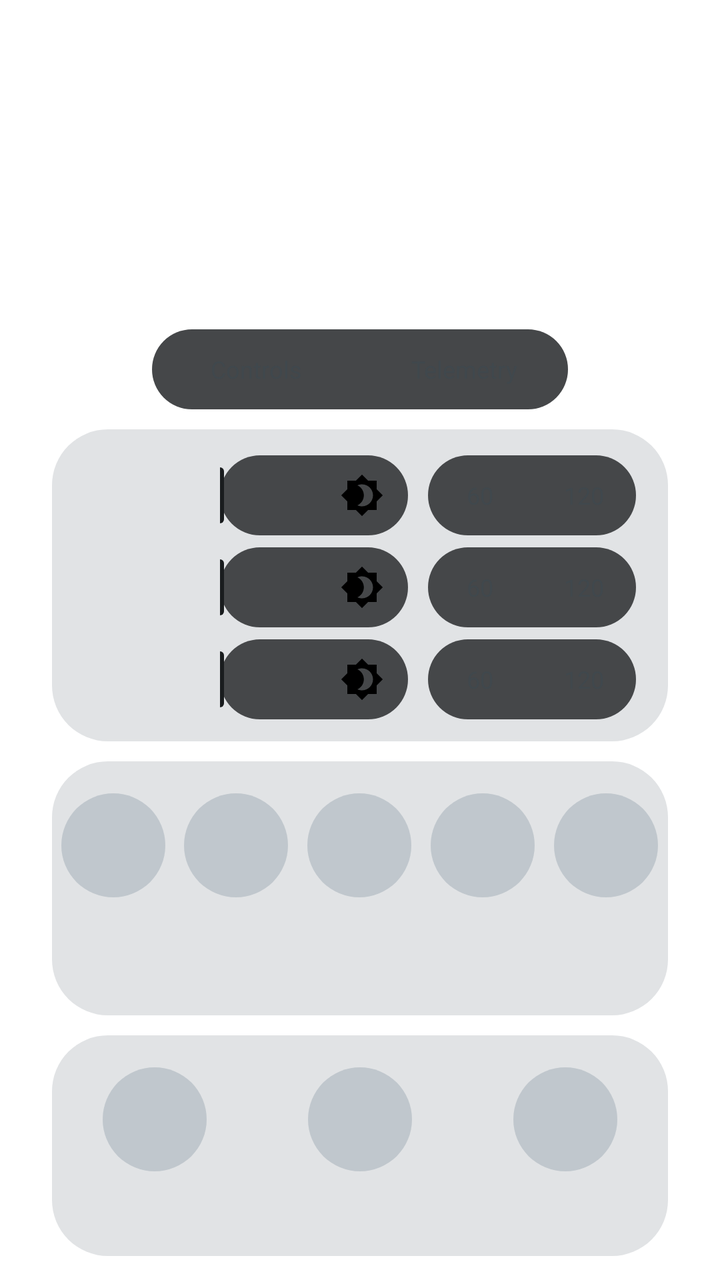
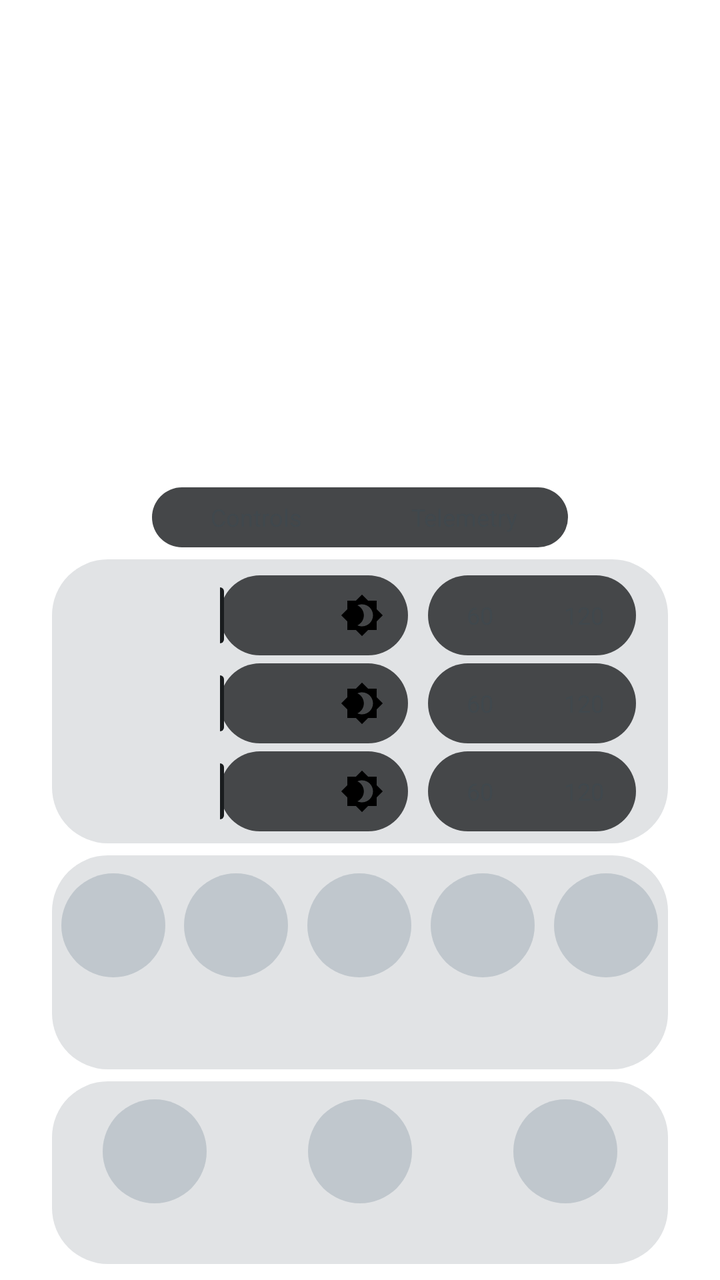

Screens rendered from an Android XML layout before and after an edit, with the pre-edit source and the edit as a unified diff.
<!-- AndroidManifest.xml: activity theme PanelTheme -->
<!-- res/layout/panel.xml -->
<?xml version="1.0" encoding="utf-8"?>
<FrameLayout xmlns:android="http://schemas.android.com/apk/res/android"
    android:layout_width="match_parent"
    android:layout_height="match_parent">

    <LinearLayout
        android:id="@+id/panel_root"
        android:layout_width="match_parent"
        android:layout_height="wrap_content"
        android:layout_gravity="bottom"
        android:layout_marginStart="26dp"
        android:layout_marginEnd="26dp"
        android:layout_marginBottom="12dp"
        android:orientation="vertical">

        
        <LinearLayout
            android:id="@+id/tab_strip"
            android:layout_width="wrap_content"
            android:layout_height="40dp"
            android:layout_gravity="center_horizontal"
            android:layout_marginBottom="10dp"
            android:orientation="horizontal"
            android:background="@drawable/hz_group">

            <TextView
                android:id="@+id/tab_controls"
                android:layout_width="wrap_content"
                android:layout_height="match_parent"
                android:gravity="center"
                android:minWidth="104dp"
                android:paddingStart="8dp"
                android:paddingEnd="8dp"
                android:background="@drawable/hz_seg"
                android:textColor="@color/hz_text"
                android:textSize="12sp"
                android:clickable="true"
                android:focusable="true"
                android:text="@string/tab_controls" />

            <TextView
                android:id="@+id/tab_telemetry"
                android:layout_width="wrap_content"
                android:layout_height="match_parent"
                android:gravity="center"
                android:minWidth="104dp"
                android:paddingStart="8dp"
                android:paddingEnd="8dp"
                android:background="@drawable/hz_seg"
                android:textColor="@color/hz_text"
                android:textSize="12sp"
                android:clickable="true"
                android:focusable="true"
                android:text="@string/tab_telemetry" />
        </LinearLayout>

        <LinearLayout
            android:id="@+id/card_bright"
            android:layout_width="match_parent"
            android:layout_height="wrap_content"
            android:background="@drawable/panel_card"
            android:orientation="vertical"
            android:paddingTop="10dp"
            android:paddingBottom="8dp">


            <include layout="@layout/brightness_row" android:id="@+id/bright_top" />
            <include layout="@layout/brightness_row" android:id="@+id/bright_bottom" />
            <include layout="@layout/brightness_row" android:id="@+id/row_volume" />
        </LinearLayout>

        <LinearLayout
            android:id="@+id/card_quick"
            android:layout_width="match_parent"
            android:layout_height="wrap_content"
            android:layout_marginTop="10dp"
            android:background="@drawable/panel_card"
            android:orientation="vertical"
            android:paddingTop="10dp"
            android:paddingBottom="12dp">


            <LinearLayout
                android:layout_width="match_parent"
                android:layout_height="wrap_content"
                android:orientation="horizontal"
                android:baselineAligned="false">

                <include layout="@layout/quick_item" android:id="@+id/quick_fan" />
                <include layout="@layout/quick_item" android:id="@+id/quick_stick" />
                <include layout="@layout/quick_item" android:id="@+id/quick_move" />
                <include layout="@layout/quick_item" android:id="@+id/quick_clean" />
                <include layout="@layout/quick_item" android:id="@+id/quick_haptics" />
            </LinearLayout>
        </LinearLayout>

        
        <LinearLayout
            android:id="@+id/card_telemetry"
            android:layout_width="match_parent"
            android:layout_height="wrap_content"
            android:background="@drawable/panel_card"
            android:orientation="vertical"
            android:visibility="gone">

            <include layout="@layout/telemetry_card" android:id="@+id/telemetry_body" />
        </LinearLayout>

        <LinearLayout
            android:id="@+id/card"
            android:layout_width="match_parent"
            android:layout_height="wrap_content"
            android:layout_marginTop="10dp"
            android:background="@drawable/panel_card"
            android:orientation="vertical"
            android:paddingTop="10dp"
            android:paddingBottom="12dp">


            <LinearLayout
                android:layout_width="match_parent"
                android:layout_height="wrap_content"
                android:orientation="horizontal"
                android:baselineAligned="false">

                <include layout="@layout/mode_item" android:id="@+id/mode_dual" />
                <include layout="@layout/mode_item" android:id="@+id/mode_top" />
                <include layout="@layout/mode_item" android:id="@+id/mode_bottom" />
            </LinearLayout>
        </LinearLayout>

    </LinearLayout>
</FrameLayout>
<!-- res/layout/brightness_row.xml (included above) -->
<?xml version="1.0" encoding="utf-8"?>
<LinearLayout xmlns:android="http://schemas.android.com/apk/res/android"
    android:layout_width="match_parent"
    android:layout_height="wrap_content"
    android:orientation="horizontal"
    android:gravity="center_vertical"
    android:paddingStart="16dp"
    android:paddingEnd="16dp"
    android:paddingTop="3dp"
    android:paddingBottom="3dp">

    <TextView
        android:id="@+id/bright_label"
        android:layout_width="wrap_content"
        android:layout_height="wrap_content"
        android:minWidth="58dp"
        android:textColor="@color/panel_on_surface_dim"
        android:textSize="12sp" />

    <FrameLayout
        android:layout_width="0dp"
        android:layout_height="wrap_content"
        android:layout_weight="1"
        android:layout_marginStart="10dp">

        <SeekBar
            android:id="@+id/bright_bar"
            android:layout_width="match_parent"
            android:layout_height="40dp"
            android:minHeight="40dp"
            android:maxHeight="40dp"
            android:progressDrawable="@drawable/bright_track"
            android:thumb="@drawable/bright_thumb"
            android:splitTrack="false"
            android:paddingStart="0dp"
            android:paddingEnd="0dp"
            android:thumbOffset="2dp"
            android:max="100" />

        <ImageView
            android:id="@+id/bright_icon"
            android:layout_width="22dp"
            android:layout_height="22dp"
            android:layout_gravity="end|center_vertical"
            android:layout_marginEnd="12dp"
            android:src="@drawable/ic_brightness"
            android:contentDescription="@null" />
    </FrameLayout>

    
    <LinearLayout
        android:id="@+id/hz_group"
        android:layout_width="wrap_content"
        android:layout_height="40dp"
        android:layout_marginStart="10dp"
        android:orientation="horizontal"
        android:background="@drawable/hz_group">

        <TextView
            android:id="@+id/hz_low"
            android:layout_width="wrap_content"
            android:layout_height="match_parent"
            android:gravity="center"
            android:minWidth="52dp"
            android:paddingStart="4dp"
            android:paddingEnd="4dp"
            android:background="@drawable/hz_seg"
            android:textColor="@color/hz_text"
            android:textSize="12sp"
            android:clickable="true"
            android:focusable="true"
            android:text="@string/hz_low" />

        <TextView
            android:id="@+id/hz_high"
            android:layout_width="wrap_content"
            android:layout_height="match_parent"
            android:gravity="center"
            android:minWidth="52dp"
            android:paddingStart="4dp"
            android:paddingEnd="4dp"
            android:background="@drawable/hz_seg"
            android:textColor="@color/hz_text"
            android:textSize="12sp"
            android:clickable="true"
            android:focusable="true"
            android:text="@string/hz_high" />
    </LinearLayout>
</LinearLayout>
<!-- res/layout/quick_item.xml (included above) -->
<?xml version="1.0" encoding="utf-8"?>
<LinearLayout xmlns:android="http://schemas.android.com/apk/res/android"
    android:layout_width="0dp"
    android:layout_height="wrap_content"
    android:layout_weight="1"
    android:orientation="vertical"
    android:gravity="center_horizontal"
    android:clickable="true"
    android:focusable="true"
    android:paddingTop="6dp"
    android:paddingBottom="6dp"
    android:background="?android:attr/selectableItemBackgroundBorderless">

    <ImageView
        android:id="@+id/icon"
        android:layout_width="52dp"
        android:layout_height="52dp"
        android:background="@drawable/mode_circle"
        android:padding="13dp"
        android:tint="@color/mode_icon_tint"
        android:contentDescription="@null" />

    <TextView
        android:id="@+id/label"
        android:layout_width="wrap_content"
        android:layout_height="wrap_content"
        android:layout_marginTop="8dp"
        android:gravity="center"
        android:maxLines="1"
        android:textColor="@color/panel_on_surface"
        android:textSize="12sp" />

    <TextView
        android:id="@+id/state"
        android:layout_width="wrap_content"
        android:layout_height="wrap_content"
        android:layout_marginTop="2dp"
        android:gravity="center"
        android:maxLines="1"
        android:textColor="@color/panel_on_surface_dim"
        android:textSize="11sp" />
</LinearLayout>
<!-- res/layout/telemetry_card.xml (included above) -->
<?xml version="1.0" encoding="utf-8"?>
<LinearLayout xmlns:android="http://schemas.android.com/apk/res/android"
    android:layout_width="match_parent"
    android:layout_height="wrap_content"
    android:orientation="vertical"
    android:paddingTop="6dp"
    android:paddingBottom="8dp">

    <LinearLayout
        android:layout_width="match_parent"
        android:layout_height="wrap_content"
        android:orientation="horizontal"
        android:baselineAligned="false">

        <LinearLayout
            android:id="@+id/gauge_col_left"
            android:layout_width="0dp"
            android:layout_height="wrap_content"
            android:layout_weight="1"
            android:orientation="vertical" />

        <LinearLayout
            android:id="@+id/gauge_col_right"
            android:layout_width="0dp"
            android:layout_height="wrap_content"
            android:layout_weight="1"
            android:orientation="vertical" />
    </LinearLayout>

    
    <TextView
        android:id="@+id/gauge_empty"
        android:layout_width="match_parent"
        android:layout_height="wrap_content"
        android:gravity="center"
        android:paddingTop="12dp"
        android:paddingBottom="12dp"
        android:textColor="@color/panel_on_surface_dim"
        android:textSize="12sp"
        android:visibility="gone"
        android:text="@string/telemetry_none" />
</LinearLayout>
<!-- res/layout/mode_item.xml (included above) -->
<?xml version="1.0" encoding="utf-8"?>
<LinearLayout xmlns:android="http://schemas.android.com/apk/res/android"
    android:layout_width="0dp"
    android:layout_height="wrap_content"
    android:layout_weight="1"
    android:orientation="vertical"
    android:gravity="center_horizontal"
    android:clickable="true"
    android:focusable="true"
    android:paddingTop="6dp"
    android:paddingBottom="6dp"
    android:background="?android:attr/selectableItemBackgroundBorderless">

    <ImageView
        android:id="@+id/icon"
        android:layout_width="52dp"
        android:layout_height="52dp"
        android:background="@drawable/mode_circle"
        android:padding="13dp"
        android:tint="@color/mode_icon_tint"
        android:contentDescription="@null" />

    <TextView
        android:id="@+id/label"
        android:layout_width="wrap_content"
        android:layout_height="wrap_content"
        android:layout_marginTop="8dp"
        android:gravity="center"
        android:maxLines="2"
        android:textColor="@color/panel_on_surface"
        android:textSize="12sp" />
</LinearLayout>
<!-- resources referenced by this layout -->
<resources>
  <color name="panel_on_surface">@android:color/system_neutral1_900</color>
  <color name="panel_on_surface_dim">@android:color/system_neutral2_700</color>
  <!-- drawable bright_thumb (drawable) -->
  <?xml version="1.0" encoding="utf-8"?>
  <shape xmlns:android="http://schemas.android.com/apk/res/android"
      android:shape="rectangle">
      <solid android:color="@color/bright_thumb" />
      <corners android:radius="2dp" />
      <size android:width="4dp" android:height="28dp" />
  </shape>
  <!-- drawable bright_track (drawable) -->
  <?xml version="1.0" encoding="utf-8"?>
  <layer-list xmlns:android="http://schemas.android.com/apk/res/android">
      <item android:id="@android:id/background">
          <shape android:shape="rectangle">
              <solid android:color="@color/bright_track_bg" />
              <corners android:radius="20dp" />
          </shape>
      </item>
      <item android:id="@android:id/progress">
          <clip>
              <shape android:shape="rectangle">
                  <solid android:color="@color/bright_track_fill" />
                  <corners android:radius="20dp" />
              </shape>
          </clip>
      </item>
  </layer-list>
  <!-- drawable hz_group (drawable) -->
  <?xml version="1.0" encoding="utf-8"?>
  <shape xmlns:android="http://schemas.android.com/apk/res/android" android:shape="rectangle">
      <solid android:color="@color/bright_track_bg" />
      <corners android:radius="20dp" />
  </shape>
  <!-- drawable hz_seg (drawable) -->
  <?xml version="1.0" encoding="utf-8"?>
  <selector xmlns:android="http://schemas.android.com/apk/res/android">
      <item android:state_selected="true">
          <shape android:shape="rectangle">
              <solid android:color="@color/bright_track_fill" />
              <corners android:radius="20dp" />
          </shape>
      </item>
      <item><shape android:shape="rectangle"><solid android:color="@android:color/transparent" /></shape></item>
  </selector>
  <!-- drawable ic_brightness (drawable) -->
  <?xml version="1.0" encoding="utf-8"?>
  <vector xmlns:android="http://schemas.android.com/apk/res/android"
      android:width="22dp" android:height="22dp"
      android:viewportWidth="24" android:viewportHeight="24">
      <path android:fillColor="#FF000000"
          android:pathData="M20,8.69V4h-4.69L12,0.69L8.69,4H4v4.69L0.69,12L4,15.31V20h4.69L12,23.31L15.31,20H20v-4.69L23.31,12L20,8.69zM12,18c-0.89,0 -1.74,-0.2 -2.5,-0.55C11.56,16.5 13,14.42 13,12s-1.44,-4.5 -3.5,-5.45C10.26,6.2 11.11,6 12,6c3.31,0 6,2.69 6,6S15.31,18 12,18z" />
  </vector>
  <!-- drawable mode_circle (drawable) -->
  <?xml version="1.0" encoding="utf-8"?>
  <selector xmlns:android="http://schemas.android.com/apk/res/android">
      <item android:state_selected="true">
          <shape android:shape="oval">
              <solid android:color="@color/panel_selected" />
          </shape>
      </item>
      <item>
          <shape android:shape="oval">
              <solid android:color="@color/panel_unselected" />
          </shape>
      </item>
  </selector>
  <!-- drawable panel_card (drawable) -->
  <?xml version="1.0" encoding="utf-8"?>
  <shape xmlns:android="http://schemas.android.com/apk/res/android" android:shape="rectangle">
      <solid android:color="@color/panel_card" />
      <corners android:radius="28dp" />
  </shape>
  <string name="hz_high">120</string>
  <string name="hz_low">60</string>
  <string name="tab_controls">Controls</string>
  <string name="tab_telemetry">Telemetry</string>
  <string name="telemetry_none">Nothing readable \u2014 is root granted?</string>
  <color name="bright_thumb">@android:color/system_neutral1_900</color>
  <color name="bright_track_bg">@android:color/system_neutral1_700</color>
  <color name="bright_track_fill">@android:color/system_accent1_100</color>
  <color name="panel_selected">@android:color/system_accent1_600</color>
  <color name="panel_unselected">@android:color/system_neutral2_200</color>
  <color name="panel_card">@android:color/system_neutral1_100</color>
  <!-- unchanged entries left out for length: 1 -->
</resources>

<!-- the commit's change to res/layout/panel.xml (unified diff, before → after) -->
@@ -10,16 +10,16 @@
         android:layout_gravity="bottom"
         android:layout_marginStart="26dp"
         android:layout_marginEnd="26dp"
-        android:layout_marginBottom="12dp"
+        android:layout_marginBottom="8dp"
         android:orientation="vertical">
 
         
         <LinearLayout
             android:id="@+id/tab_strip"
             android:layout_width="wrap_content"
-            android:layout_height="40dp"
+            android:layout_height="30dp"
             android:layout_gravity="center_horizontal"
-            android:layout_marginBottom="10dp"
+            android:layout_marginBottom="6dp"
             android:orientation="horizontal"
             android:background="@drawable/hz_group">
 
@@ -60,8 +60,8 @@
             android:layout_height="wrap_content"
             android:background="@drawable/panel_card"
             android:orientation="vertical"
-            android:paddingTop="10dp"
-            android:paddingBottom="8dp">
+            android:paddingTop="6dp"
+            android:paddingBottom="4dp">
 
 
             <include layout="@layout/brightness_row" android:id="@+id/bright_top" />
@@ -73,11 +73,11 @@
             android:id="@+id/card_quick"
             android:layout_width="match_parent"
             android:layout_height="wrap_content"
-            android:layout_marginTop="10dp"
+            android:layout_marginTop="6dp"
             android:background="@drawable/panel_card"
             android:orientation="vertical"
-            android:paddingTop="10dp"
-            android:paddingBottom="12dp">
+            android:paddingTop="6dp"
+            android:paddingBottom="6dp">
 
 
             <LinearLayout
@@ -110,11 +110,11 @@
             android:id="@+id/card"
             android:layout_width="match_parent"
             android:layout_height="wrap_content"
-            android:layout_marginTop="10dp"
+            android:layout_marginTop="6dp"
             android:background="@drawable/panel_card"
             android:orientation="vertical"
-            android:paddingTop="10dp"
-            android:paddingBottom="12dp">
+            android:paddingTop="6dp"
+            android:paddingBottom="6dp">
 
 
             <LinearLayout
@@ -140,8 +140,8 @@
     android:gravity="center_vertical"
     android:paddingStart="16dp"
     android:paddingEnd="16dp"
-    android:paddingTop="3dp"
-    android:paddingBottom="3dp">
+    android:paddingTop="2dp"
+    android:paddingBottom="2dp">
 
     <TextView
         android:id="@+id/bright_label"
@@ -231,8 +231,8 @@
     android:gravity="center_horizontal"
     android:clickable="true"
     android:focusable="true"
-    android:paddingTop="6dp"
-    android:paddingBottom="6dp"
+    android:paddingTop="3dp"
+    android:paddingBottom="3dp"
     android:background="?android:attr/selectableItemBackgroundBorderless">
 
     <ImageView
@@ -248,7 +248,7 @@
         android:id="@+id/label"
         android:layout_width="wrap_content"
         android:layout_height="wrap_content"
-        android:layout_marginTop="8dp"
+        android:layout_marginTop="5dp"
         android:gravity="center"
         android:maxLines="1"
         android:textColor="@color/panel_on_surface"
@@ -258,7 +258,7 @@
         android:id="@+id/state"
         android:layout_width="wrap_content"
         android:layout_height="wrap_content"
-        android:layout_marginTop="2dp"
+        android:layout_marginTop="1dp"
         android:gravity="center"
         android:maxLines="1"
         android:textColor="@color/panel_on_surface_dim"
@@ -317,8 +317,8 @@
     android:gravity="center_horizontal"
     android:clickable="true"
     android:focusable="true"
-    android:paddingTop="6dp"
-    android:paddingBottom="6dp"
+    android:paddingTop="3dp"
+    android:paddingBottom="3dp"
     android:background="?android:attr/selectableItemBackgroundBorderless">
 
     <ImageView
@@ -334,7 +334,7 @@
         android:id="@+id/label"
         android:layout_width="wrap_content"
         android:layout_height="wrap_content"
-        android:layout_marginTop="8dp"
+        android:layout_marginTop="5dp"
         android:gravity="center"
         android:maxLines="2"
         android:textColor="@color/panel_on_surface"
